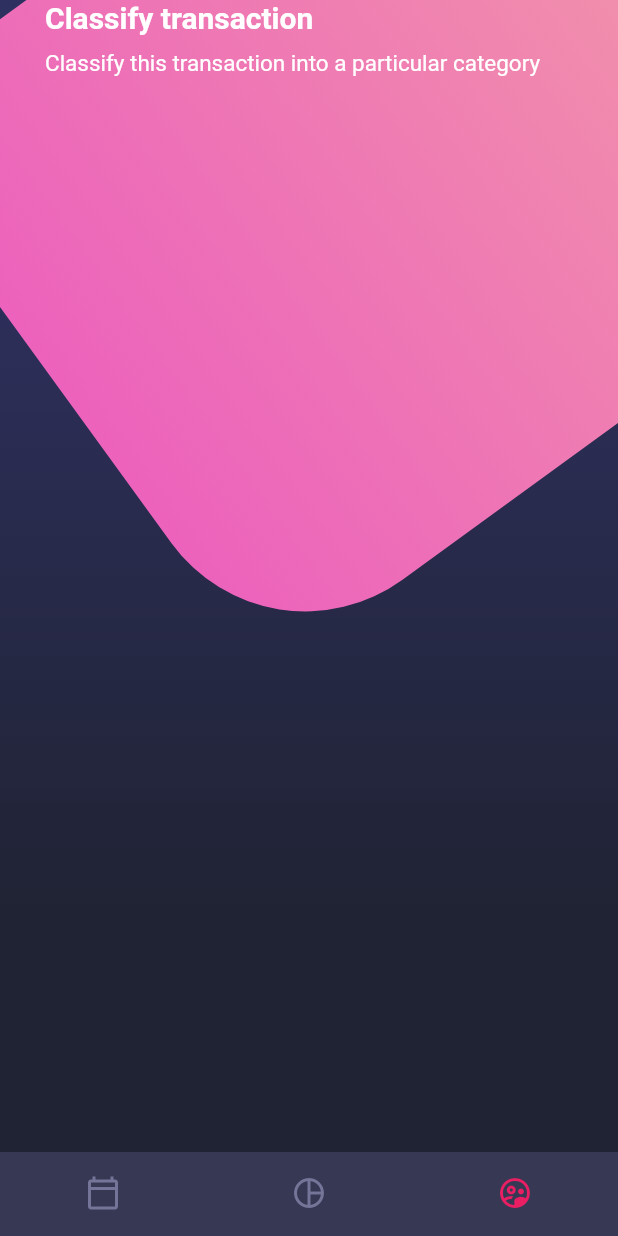
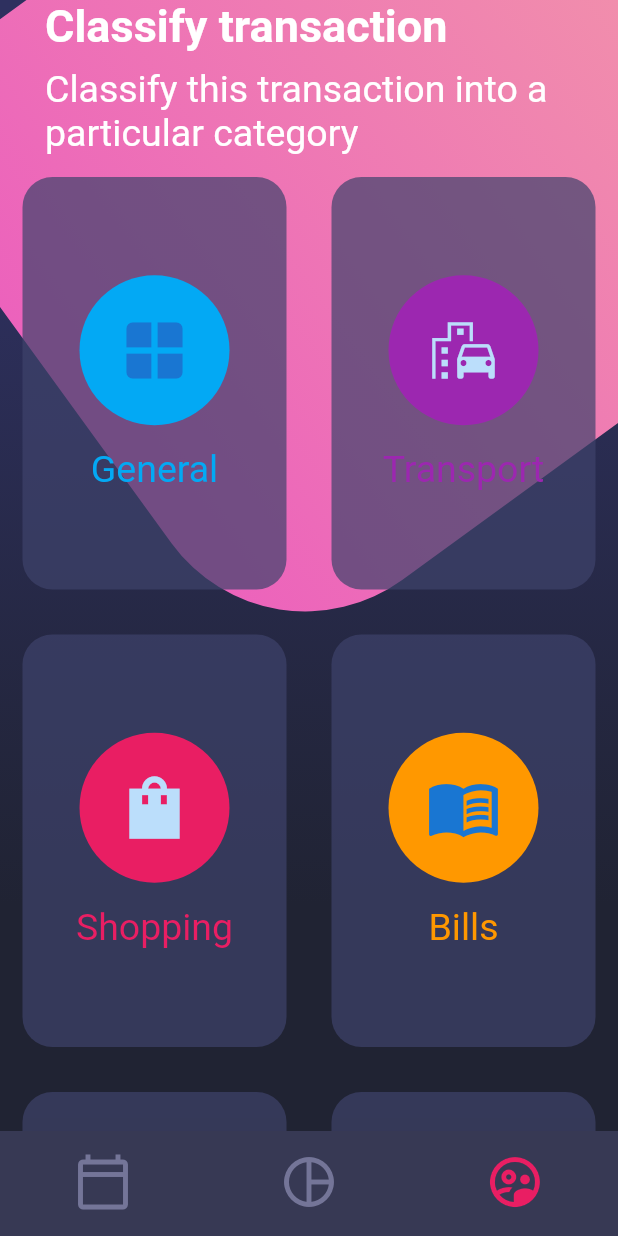
Before and after one commit to DiegoJavb/disenos, a Flutter app: the screen it shows after launch, on a phone screen of 412 x 824 dp. Run offline on Flutter 3.47's test engine with Material 2 defaults, Android fonts, the phone set to English and light mode, and no system bars.

Commit message:
diseño compuesto table - tableRow

```diff
--- a/lib/screens/home_screen.dart
+++ b/lib/screens/home_screen.dart
@@ -10,6 +10,7 @@ class HomeScreen extends StatelessWidget {
     return Scaffold(
       body: Stack(
         children: [
+          //TODO: background
           const Background(),
           //TODO: HomeBody
           _HomeBody(),
@@ -26,9 +27,12 @@ class _HomeBody extends StatelessWidget {
   Widget build(BuildContext context) {
     return const SingleChildScrollView(
       child: Column(
+        crossAxisAlignment: CrossAxisAlignment.start,
         children: [
           //TODO: titles
-          PageTitle()
+          PageTitle(),
+          //TODO: Card Table
+          CardTable()
         ],
       ),
     );
--- /dev/null
+++ b/lib/widgets/card_table.dart
@@ -0,0 +1,82 @@
+import 'package:flutter/material.dart';
+
+class CardTable extends StatelessWidget {
+  const CardTable({super.key});
+
+  @override
+  Widget build(BuildContext context) {
+    return Table(
+      children: const [
+        TableRow(children: [
+          _SingleCard(
+              icono: Icons.window,
+              titleIcoco: 'General',
+              color: Colors.lightBlue),
+          _SingleCard(
+              icono: Icons.emoji_transportation,
+              titleIcoco: 'Transport',
+              color: Colors.purple),
+        ]),
+        TableRow(children: [
+          _SingleCard(
+              icono: Icons.shopping_bag_sharp,
+              titleIcoco: 'Shopping',
+              color: Colors.pink),
+          _SingleCard(
+              icono: Icons.menu_book,
+              titleIcoco: 'Bills',
+              color: Colors.orange),
+        ]),
+        TableRow(children: [
+          _SingleCard(
+              icono: Icons.movie_creation_outlined,
+              titleIcoco: 'Entertaiment',
+              color: Colors.blue),
+          _SingleCard(
+              icono: Icons.local_grocery_store,
+              titleIcoco: 'Grocery',
+              color: Colors.green),
+        ]),
+      ],
+    );
+  }
+}
+
+class _SingleCard extends StatelessWidget {
+  final IconData icono;
+  final String titleIcoco;
+  final Color color;
+
+  const _SingleCard({
+    super.key,
+    required this.icono,
+    required this.titleIcoco,
+    required this.color,
+  });
+
+  @override
+  Widget build(BuildContext context) {
+    return Container(
+      margin: EdgeInsets.all(15),
+      height: 275,
+      decoration: BoxDecoration(
+          color: Color.fromRGBO(62, 66, 107, 0.7),
+          borderRadius: BorderRadius.circular(20)),
+      child: Column(
+        mainAxisAlignment: MainAxisAlignment.center,
+        children: [
+          CircleAvatar(
+            backgroundColor: color,
+            child: Icon(icono, size: 50),
+            radius: 50,
+          ),
+          const SizedBox(height: 15),
+          Text(
+            titleIcoco,
+            style: TextStyle(color: color, fontSize: 25),
+          )
+        ],
+      ),
+    );
+  }
+}
--- a/lib/widgets/custom_botton_navigation.dart
+++ b/lib/widgets/custom_botton_navigation.dart
@@ -13,11 +13,22 @@ class CustomBottomNavigation extends StatelessWidget {
       currentIndex: 2,
       items: const [
         BottomNavigationBarItem(
-            icon: Icon(Icons.calendar_today_outlined), label: 'Calendario'),
+            icon: Icon(
+              Icons.calendar_today_outlined,
+              size: 40,
+            ),
+            label: 'Calendario'),
         BottomNavigationBarItem(
-            icon: Icon(Icons.pie_chart_outline_outlined), label: 'Gráfica'),
+            icon: Icon(
+              Icons.pie_chart_outline_outlined,
+              size: 40,
+            ),
+            label: 'Gráfica'),
         BottomNavigationBarItem(
-            icon: Icon(Icons.supervised_user_circle_outlined),
+            icon: Icon(
+              Icons.supervised_user_circle_outlined,
+              size: 40,
+            ),
             label: 'Usuarios'),
       ],
     );
--- a/lib/widgets/page_title.dart
+++ b/lib/widgets/page_title.dart
@@ -15,14 +15,14 @@ class PageTitle extends StatelessWidget {
             Text(
               'Classify transaction',
               style: TextStyle(
-                  fontSize: 20,
+                  fontSize: 30,
                   fontWeight: FontWeight.bold,
                   color: Colors.white),
             ),
             SizedBox(height: 10),
             Text(
               'Classify this transaction into a particular category',
-              style: TextStyle(fontSize: 15, color: Colors.white),
+              style: TextStyle(fontSize: 25, color: Colors.white),
             ),
           ],
         ),
--- a/lib/widgets/widgets.dart
+++ b/lib/widgets/widgets.dart
@@ -1,3 +1,4 @@
+export 'package:disenos/widgets/card_table.dart';
 export 'package:disenos/widgets/custom_botton_navigation.dart';
 export 'package:disenos/widgets/page_title.dart';
 export 'package:disenos/widgets/background.dart';
```
